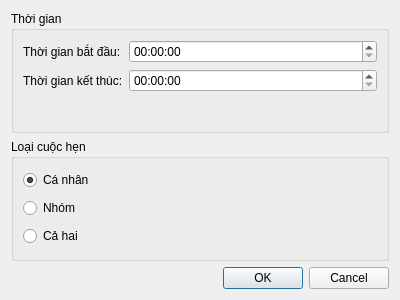
Old version of the form src/views/teacherviews/update_timeslot_dialog.ui in the repository HuyenTranggg/Meeting_Scheduler_App.
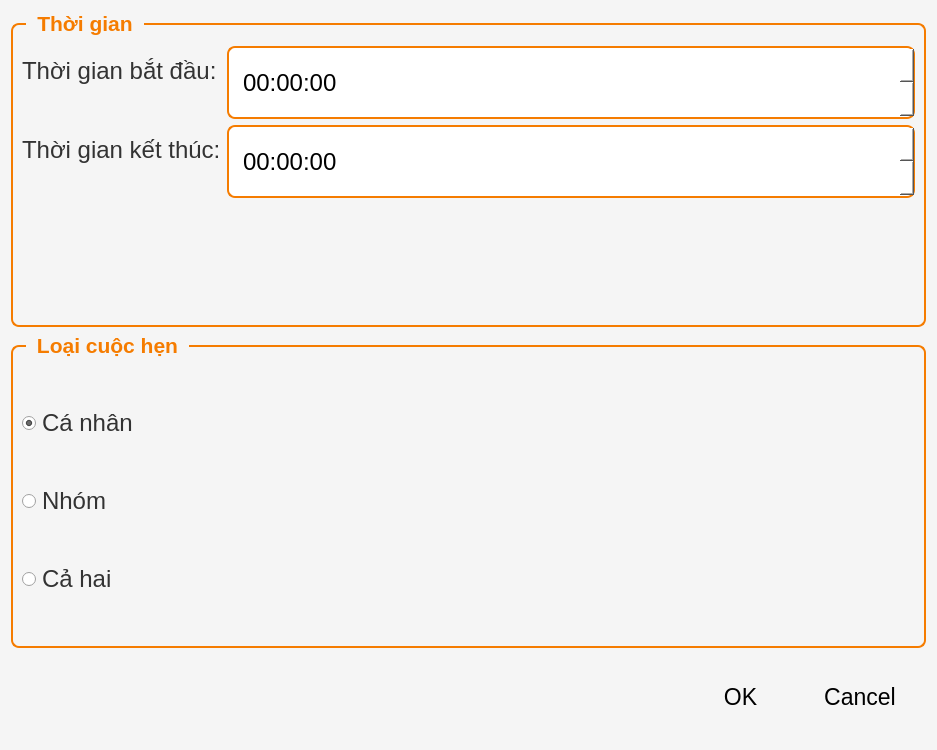
New version of the form.

Commit message: style lai giao dien

What changed in the file:
```diff
--- a/src/views/teacherviews/update_timeslot_dialog.ui
+++ b/src/views/teacherviews/update_timeslot_dialog.ui
@@ -6,13 +6,58 @@
    <rect>
     <x>0</x>
     <y>0</y>
-    <width>400</width>
-    <height>300</height>
+    <width>937</width>
+    <height>750</height>
    </rect>
   </property>
   <property name="windowTitle">
    <string>Cập nhật thời gian rảnh</string>
   </property>
+  <property name="styleSheet">
+   <string notr="true">
+    QDialog {
+        background-color: #f5f5f5;
+        font-family: 'Segoe UI', Arial;
+        font-size: 15pt;
+    }
+    QGroupBox {
+        font-size: 16pt;
+        font-weight: bold;
+        color: #f57c00;
+        border: 2px solid #f57c00;
+        border-radius: 8px;
+        margin-top: 12px;
+        padding-top: 12px;
+    }
+    QGroupBox::title {
+        subcontrol-origin: margin;
+        left: 15px;
+        padding: 0 8px;
+    }
+    QLabel {
+        color: #333333;
+        font-size: 18pt;
+    }
+    QTimeEdit {
+        padding: 12px;
+        border: 2px solid #f57c00;
+        border-radius: 8px;
+        background-color: white;
+        font-size: 18pt;
+        min-height: 45px;
+    }
+    QRadioButton {
+        font-size: 18pt;
+        color: #333333;
+    }
+    QPushButton {
+        font-size: 17pt;
+        padding: 15px 30px;
+        border-radius: 8px;
+        min-height: 55px;
+    }
+   </string>
+  </property>
   <layout class="QVBoxLayout" name="verticalLayout">
    <item>
     <widget class="QGroupBox" name="groupBox">
```
The commit also changes 26 other files.
